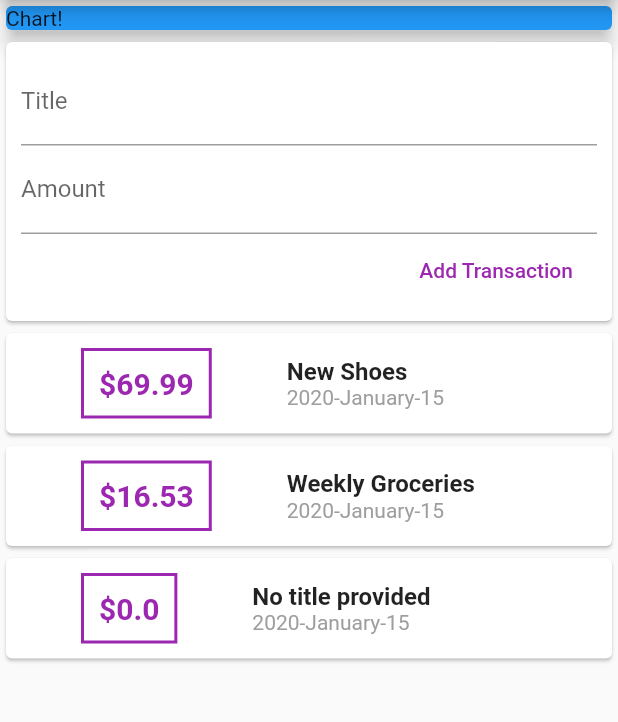
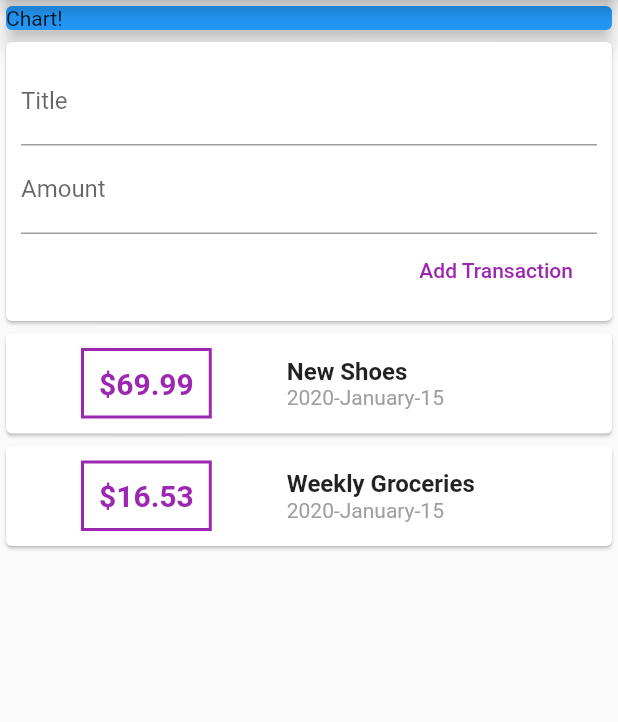
Before and after one commit to ituxka/personal_expenses, a Flutter app: the screen it shows after launch, after a tap on "Add Transaction", on a phone screen of 412 x 824 dp, the part 84-806 px from its top. Run offline on Flutter 3.47's test engine with Material 2 defaults, Android fonts, the phone set to English and light mode, and no system bars.

Commit message:
refactor: extract tx widget, handle submit button

```diff
--- a/lib/widgets/transactions/new_transaction.dart
+++ b/lib/widgets/transactions/new_transaction.dart
@@ -7,6 +7,20 @@ class NewTransaction extends StatelessWidget {
   final NewTransactionCb addTransaction;
   final amountController = TextEditingController();
   final titleController = TextEditingController();
+
+  void _submitData() {
+    var text = titleController.text;
+    var amount = double.tryParse(amountController.text) ?? 0;
+
+    if (text.isEmpty || amount <= 0) {
+      return;
+    }
+
+    return addTransaction(
+      text,
+      amount,
+    );
+  }
 
   @override
   Widget build(BuildContext context) {
@@ -19,17 +33,17 @@ class NewTransaction extends StatelessWidget {
             TextField(
               decoration: InputDecoration(labelText: 'Title'),
               controller: titleController,
+              onSubmitted: (_) => _submitData(),
             ),
             TextField(
               decoration: InputDecoration(labelText: 'Amount'),
               controller: amountController,
+              onSubmitted: (_) => _submitData(),
+              keyboardType: TextInputType.numberWithOptions(decimal: true),
             ),
             FlatButton(
               textColor: Colors.purple,
-              onPressed: () => addTransaction(
-                titleController.text,
-                double.tryParse(amountController.text) ?? 0,
-              ),
+              onPressed: () => _submitData(),
               child: Text('Add Transaction'),
             )
           ],
--- /dev/null
+++ b/lib/widgets/transactions/transaction.dart
@@ -0,0 +1,61 @@
+import 'package:date_format/date_format.dart';
+import 'package:flutter/material.dart';
+import 'package:personal_expenses/models/transaction.dart';
+
+class TransactionWidget extends StatelessWidget {
+  const TransactionWidget({
+    Key key,
+    @required this.tx,
+  }) : super(key: key);
+
+  final Transaction tx;
+
+  @override
+  Widget build(BuildContext context) {
+    return Card(
+      child: Row(
+        children: <Widget>[
+          Container(
+            margin: EdgeInsets.symmetric(
+              vertical: 10,
+              horizontal: 50,
+            ),
+            padding: EdgeInsets.all(10),
+            decoration: BoxDecoration(
+              border: Border.all(
+                color: Colors.purple,
+                width: 2,
+              ),
+            ),
+            child: Text(
+              '\$${tx.amount.toStringAsFixed(2)}',
+              style: TextStyle(
+                fontSize: 20,
+                fontWeight: FontWeight.bold,
+                color: Colors.purple,
+              ),
+            ),
+          ),
+          Column(
+            crossAxisAlignment: CrossAxisAlignment.start,
+            children: <Widget>[
+              Text(
+                tx.title,
+                style: TextStyle(
+                  fontSize: 16,
+                  fontWeight: FontWeight.bold,
+                ),
+              ),
+              Text(
+                formatDate(tx.date, [yyyy, '-', MM, '-', dd]),
+                style: TextStyle(
+                  color: Colors.grey,
+                ),
+              ),
+            ],
+          ),
+        ],
+      ),
+    );
+  }
+}
--- a/lib/widgets/transactions/transaction_list.dart
+++ b/lib/widgets/transactions/transaction_list.dart
@@ -1,6 +1,6 @@
-import 'package:date_format/date_format.dart';
 import 'package:flutter/material.dart';
 import 'package:personal_expenses/models/transaction.dart';
+import 'package:personal_expenses/widgets/transactions/transaction.dart';
 
 class TransactionList extends StatelessWidget {
   TransactionList(this.transactions);
@@ -21,61 +21,3 @@ class TransactionList extends StatelessWidget {
     );
   }
 }
-
-class TransactionWidget extends StatelessWidget {
-  const TransactionWidget({
-    Key key,
-    @required this.tx,
-  }) : super(key: key);
-
-  final Transaction tx;
-
-  @override
-  Widget build(BuildContext context) {
-    return Card(
-      child: Row(
-        children: <Widget>[
-          Container(
-            margin: EdgeInsets.symmetric(
-              vertical: 10,
-              horizontal: 50,
-            ),
-            padding: EdgeInsets.all(10),
-            decoration: BoxDecoration(
-              border: Border.all(
-                color: Colors.purple,
-                width: 2,
-              ),
-            ),
-            child: Text(
-              '\$${tx.amount}',
-              style: TextStyle(
-                fontSize: 20,
-                fontWeight: FontWeight.bold,
-                color: Colors.purple,
-              ),
-            ),
-          ),
-          Column(
-            crossAxisAlignment: CrossAxisAlignment.start,
-            children: <Widget>[
-              Text(
-                tx.title,
-                style: TextStyle(
-                  fontSize: 16,
-                  fontWeight: FontWeight.bold,
-                ),
-              ),
-              Text(
-                formatDate(tx.date, [yyyy, '-', MM, '-', dd]),
-                style: TextStyle(
-                  color: Colors.grey,
-                ),
-              ),
-            ],
-          ),
-        ],
-      ),
-    );
-  }
-}
--- a/lib/widgets/transactions/user_transactions.dart
+++ b/lib/widgets/transactions/user_transactions.dart
@@ -26,14 +26,10 @@ class _UserTransactionsState extends State<UserTransactions> {
     ),
   ];
 
-  String _processTitle(String title) {
-    return title.length > 0 ? title : 'No title provided';
-  }
-
   void _addNewTransaction(String title, double amount) {
     final newTx = Transaction(
       id: DateTime.now().toString(),
-      title: _processTitle(title),
+      title: title,
       amount: amount,
       date: DateTime.now(),
     );
```
